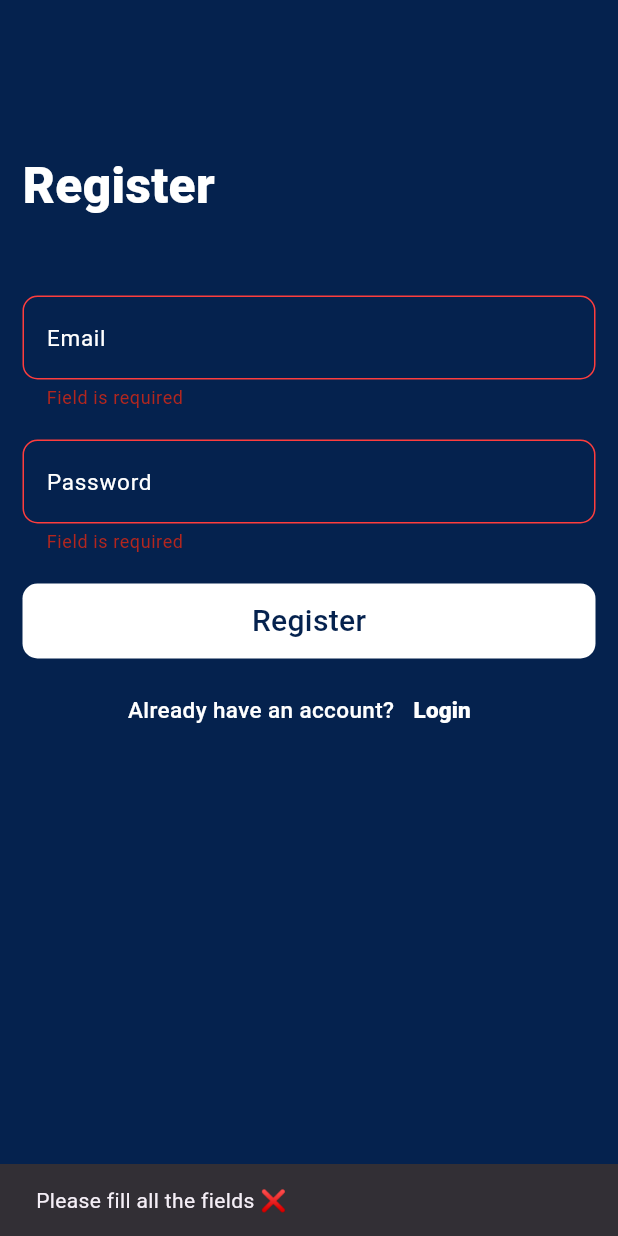
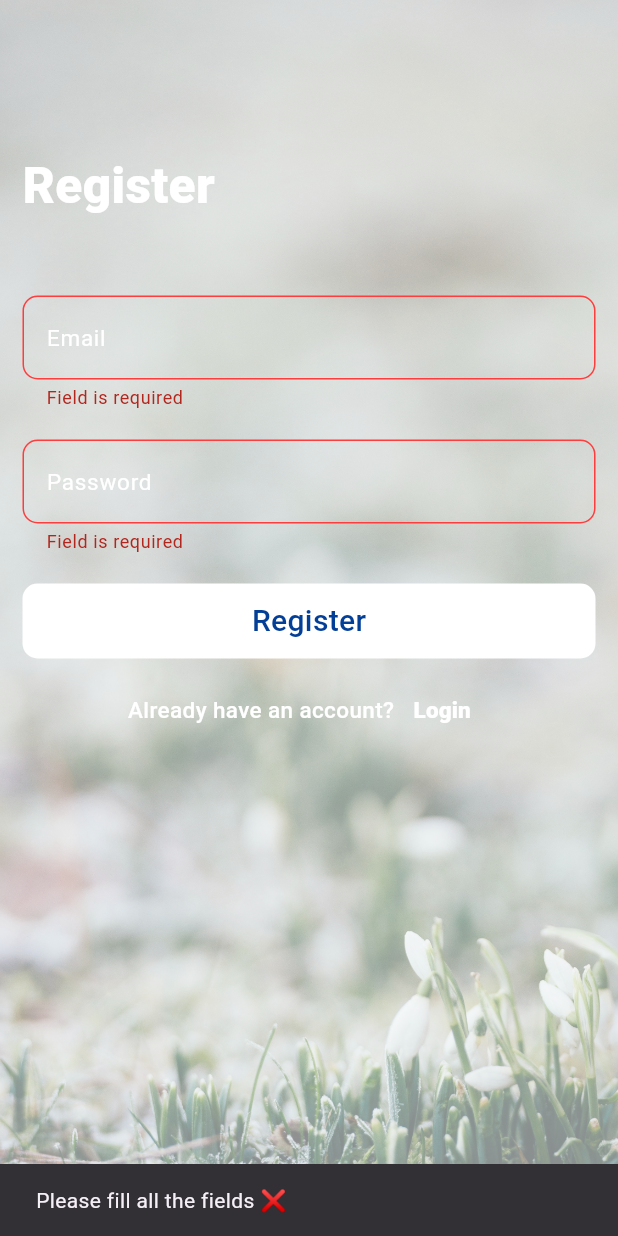
Before and after one commit to mohamedmagdy2301/chat_app, a Flutter app: the RegisterPage screen opened by its route, after a tap on "Register", on a phone screen of 412 x 824 dp. Run offline on Flutter 3.47's test engine with Material 3 defaults, Android fonts, the light colour scheme and no system bars; our stand-ins replace firebase_auth, firebase_core; accounts and stored records are empty.

Commit message:
create methods for sign in user (login) by firebase and update a background for (login & register page)

```diff
--- a/lib/Core/constant.dart
+++ b/lib/Core/constant.dart
@@ -1,3 +1,3 @@
 import 'package:flutter/material.dart';
 
-Color kPrimaryColor = Color.fromARGB(255, 5, 34, 78);
+Color kPrimaryColor = const Color.fromARGB(255, 4, 63, 151);
--- /dev/null
+++ b/lib/Core/hide_keyboard.dart
@@ -0,0 +1,5 @@
+import 'package:flutter/material.dart';
+
+void hideKeyboard(BuildContext context) {
+  FocusScope.of(context).unfocus();
+}
--- a/lib/Screens/register_page.dart
+++ b/lib/Screens/register_page.dart
@@ -1,9 +1,7 @@
-// ignore_for_file: use_build_context_synchronously
+// ignore_for_file: use_build_context_synchronously, must_be_immutable
 
-import 'dart:developer';
-
-import 'package:chat_app/Core/constant.dart';
-import 'package:chat_app/Screens/login_page.dart';
+import 'package:chat_app/Core/hide_keyboard.dart';
+import 'package:chat_app/Core/show_sank_bar.dart';
 import 'package:chat_app/Widgets/button_build.dart';
 import 'package:chat_app/Widgets/text_field_build.dart';
 import 'package:firebase_auth/firebase_auth.dart';
@@ -16,8 +14,16 @@ class RegisterPage extends StatelessWidget {
   GlobalKey<FormState> formKey = GlobalKey();
   @override
   Widget build(BuildContext context) {
-    return Scaffold(
-      backgroundColor: kPrimaryColor,
+    return Container(
+      decoration: const BoxDecoration(
+        image: DecorationImage(
+          image: AssetImage('assets/splash1.jpg'),
+          fit: BoxFit.cover,
+          opacity: 0.5,
+        ),
+      ),
+      child: Scaffold(
+        backgroundColor: Colors.transparent,
         body: Padding(
           padding: const EdgeInsets.symmetric(horizontal: 15),
           child: Form(
@@ -53,11 +59,12 @@ class RegisterPage extends StatelessWidget {
                 ButtonBuild(
                   title: 'Register',
                   onTap: () async {
+                    hideKeyboard(context);
                     if (formKey.currentState!.validate()) {
                       try {
                         await createUser();
                         showSnackBar(context, "Account created successfully ✅");
-                      Navigator.pushNamed(context, LoginPage.id);
+                        Navigator.pop(context);
                       } on FirebaseAuthException catch (e) {
                         if (e.code == 'weak-password') {
                           showSnackBar(
@@ -65,6 +72,9 @@ class RegisterPage extends StatelessWidget {
                         } else if (e.code == 'email-already-in-use') {
                           showSnackBar(context,
                               "The account already exists for that email ❌");
+                        } else {
+                          showSnackBar(context,
+                              "${e.toString().substring(e.toString().indexOf("]") + 1, e.toString().length)} ❌");
                         }
                       } catch (e) {
                         showSnackBar(context, "There is a error ,try again ❌");
@@ -105,23 +115,14 @@ class RegisterPage extends StatelessWidget {
             ),
           ),
         ),
+      ),
     );
   }
 
   Future<void> createUser() async {
-    UserCredential user =
     await FirebaseAuth.instance.createUserWithEmailAndPassword(
       email: email!,
       password: password!,
     );
-    log(user.user!.email.toString());
-  }
-
-  void showSnackBar(BuildContext context, message) {
-    ScaffoldMessenger.of(context).showSnackBar(
-      SnackBar(
-        content: Text(message),
-      ),
-    );
   }
 }
--- a/lib/main.dart
+++ b/lib/main.dart
@@ -17,7 +17,7 @@ class MyApp extends StatelessWidget {
   Widget build(BuildContext context) {
     return MaterialApp(
       debugShowCheckedModeBanner: false,
-      home: const LoginPage(),
+      home: LoginPage(),
       routes: {
         HomePage.id: (context) => const HomePage(),
         LoginPage.id: (context) => LoginPage(),
--- a/pubspec.yaml
+++ b/pubspec.yaml
@@ -61,8 +61,8 @@ flutter:
   uses-material-design: true
 
   # To add assets to your application, add an assets section, like this:
-  # assets:
-  #   - images/a_dot_burr.jpeg
+  assets:
+    - assets/
   #   - images/a_dot_ham.jpeg
 
   # An image asset can refer to one or more resolution-specific "variants", see
```
Also changed, not shown: lib/Core/show_sank_bar.dart (added, +9 -0 lines), lib/Screens/login_page.dart (+58 -10 lines), assets/splash1.jpg (added). Lines whose indentation alone changed are shown as unchanged.
